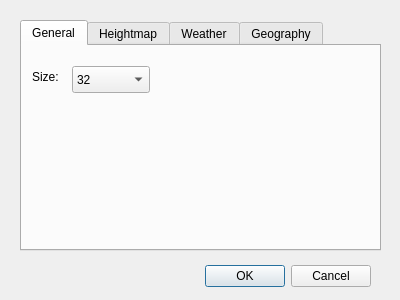
The window that data/qt4/dWorldConf.ui (psi29a/worldsynth) describes before a commit, drawn with Qt 5.
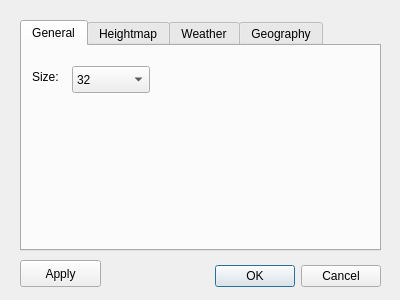
The same window after the commit. The open tabs and pages were chosen to show the change. Icons and pictures are not drawn.

Patch:
```diff
--- a/data/qt4/dWorldConf.ui
+++ b/data/qt4/dWorldConf.ui
@@ -20,12 +20,15 @@
   <widget class="QDialogButtonBox" name="buttonBox">
    <property name="geometry">
     <rect>
-     <x>30</x>
+     <x>200</x>
      <y>260</y>
-     <width>341</width>
+     <width>181</width>
      <height>32</height>
     </rect>
    </property>
+   <property name="layoutDirection">
+    <enum>Qt::LeftToRight</enum>
+   </property>
    <property name="orientation">
     <enum>Qt::Horizontal</enum>
    </property>
@@ -310,6 +313,19 @@
     </attribute>
    </widget>
   </widget>
+  <widget class="QPushButton" name="pbApply">
+   <property name="geometry">
+    <rect>
+     <x>20</x>
+     <y>260</y>
+     <width>81</width>
+     <height>27</height>
+    </rect>
+   </property>
+   <property name="text">
+    <string>Apply</string>
+   </property>
+  </widget>
  </widget>
  <resources/>
  <connections>
```
Left out of the diff: 34 changed lines with no effect on the pictures.
